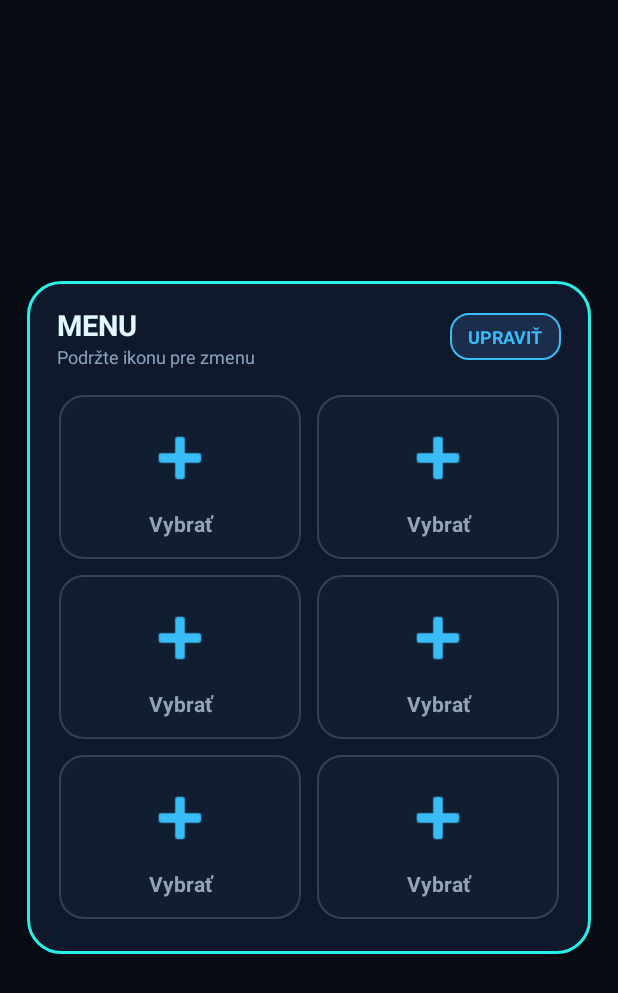
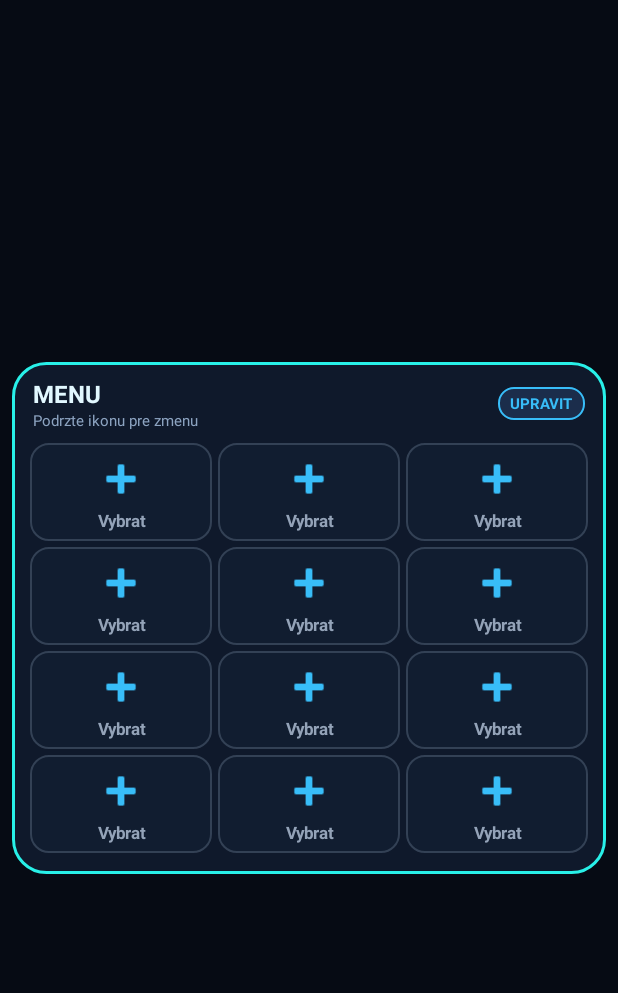
Before and after one commit to cva50000-svg/Menu_Android, an Android app: the screen it shows after launch (MainActivity), on a phone screen of 412 x 824 dp. Shown: the top 993 px of the screen. Run offline under Robolectric (Android 15) with nearby library versions, the phone set to English and light mode, and no system bars.

Commit message:
Add files via upload

```diff
--- a/app/src/main/java/sk/menu/launcher/MainActivity.java
+++ b/app/src/main/java/sk/menu/launcher/MainActivity.java
@@ -39,9 +39,9 @@ import java.util.Set;
 
 public class MainActivity extends Activity {
 
-private static final int SLOT_COUNT = 6;
+    private static final int SLOT_COUNT = 12;
     private static final String PREFS_NAME = "menu_launcher_prefs";
-private static final String KEY_INITIALIZED = "initialized_v1";
+    private static final String KEY_INITIALIZED = "initialized_v2";
     private static final String KEY_SLOT_PREFIX = "slot_pkg_";
 
     private SharedPreferences prefs;
@@ -75,12 +75,18 @@ private void initDefaultSlotsIfNeeded() {
         List<AppItem> installed = loadLaunchableApps();
 
         String[][] defaultQueries = new String[][]{
+                {"gmail", "gm"},
                 {"chrome"},
-            {"cg transit", "cgtransit", "cestovne poriadky"},
-            {"gmail", "gm"},
+                {"setting", "settings", "nastavenia"},
                 {"hodiny", "clock", "deskclock"},
                 {"kalend", "calendar"},
-            {"mapy", "maps", "fotoaparat", "camera"}
+                {"calculator", "kalkulacka"},
+                {"fotoaparat", "camera"},
+                {"galeria", "gallery", "photos"},
+                {"subory", "files", "manager"},
+                {"telefon", "phone", "dialer"},
+                {"spravy", "messages", "messaging"},
+                {"kontakty", "contacts"}
         };
 
         SharedPreferences.Editor editor = prefs.edit();
@@ -115,14 +121,14 @@ private View buildMainLayout() {
         LinearLayout root = new LinearLayout(this);
         root.setOrientation(LinearLayout.VERTICAL);
         root.setGravity(Gravity.CENTER);
-    root.setPadding(dp(18), dp(20), dp(18), dp(20));
+        root.setPadding(dp(8), dp(8), dp(8), dp(8));
 
         root.setBackgroundColor(Color.parseColor("#CC080E1A"));
         root.setOnClickListener(v -> finish());
 
         LinearLayout panel = new LinearLayout(this);
         panel.setOrientation(LinearLayout.VERTICAL);
-    panel.setPadding(dp(16), dp(16), dp(16), dp(18));
+        panel.setPadding(dp(10), dp(10), dp(10), dp(12));
         panel.setClickable(true);
 
         GradientDrawable panelBg = new GradientDrawable();
@@ -139,7 +145,7 @@ private View buildMainLayout() {
         LinearLayout header = new LinearLayout(this);
         header.setOrientation(LinearLayout.HORIZONTAL);
         header.setGravity(Gravity.CENTER_VERTICAL);
-    header.setPadding(dp(4), 0, dp(4), dp(12));
+        header.setPadding(dp(4), 0, dp(4), dp(6));
 
         LinearLayout titleBox = new LinearLayout(this);
         titleBox.setOrientation(LinearLayout.VERTICAL);
@@ -147,21 +153,21 @@ private View buildMainLayout() {
         TextView tvTitle = new TextView(this);
         tvTitle.setText("MENU");
         tvTitle.setTextColor(Color.parseColor("#E2F8FF"));
-    tvTitle.setTextSize(TypedValue.COMPLEX_UNIT_SP, 19);
+        tvTitle.setTextSize(TypedValue.COMPLEX_UNIT_SP, 16);
         tvTitle.setTypeface(Typeface.DEFAULT_BOLD);
 
         tvSubtitle = new TextView(this);
-    tvSubtitle.setText("Podržte ikonu pre zmenu");
+        tvSubtitle.setText("Podrzte ikonu pre zmenu");
         tvSubtitle.setTextColor(Color.parseColor("#8CA3C0"));
-    tvSubtitle.setTextSize(TypedValue.COMPLEX_UNIT_SP, 12);
+        tvSubtitle.setTextSize(TypedValue.COMPLEX_UNIT_SP, 10);
 
         titleBox.addView(tvTitle);
         titleBox.addView(tvSubtitle);
 
         btnEditMode = new TextView(this);
-    btnEditMode.setTextSize(TypedValue.COMPLEX_UNIT_SP, 12);
+        btnEditMode.setTextSize(TypedValue.COMPLEX_UNIT_SP, 10);
         btnEditMode.setTypeface(Typeface.DEFAULT_BOLD);
-    btnEditMode.setPadding(dp(12), dp(7), dp(12), dp(7));
+        btnEditMode.setPadding(dp(8), dp(4), dp(8), dp(4));
         btnEditMode.setOnClickListener(v -> toggleEditMode());
         styleEditButton(false);
 
@@ -170,8 +176,8 @@ private View buildMainLayout() {
         panel.addView(header);
 
         GridLayout grid = new GridLayout(this);
-    grid.setColumnCount(2);
-    grid.setRowCount(3);
+        grid.setColumnCount(3);
+        grid.setRowCount(4);
 
         for (int i = 0; i < SLOT_COUNT; i++) {
             final int slotIndex = i;
@@ -179,34 +185,34 @@ private View buildMainLayout() {
             LinearLayout card = new LinearLayout(this);
             card.setOrientation(LinearLayout.VERTICAL);
             card.setGravity(Gravity.CENTER);
-        card.setPadding(dp(10), dp(16), dp(10), dp(14));
+            card.setPadding(dp(4), dp(6), dp(4), dp(6));
 
             GridLayout.LayoutParams cardParams = new GridLayout.LayoutParams();
             cardParams.width = 0;
             cardParams.height = ViewGroup.LayoutParams.WRAP_CONTENT;
-        cardParams.columnSpec = GridLayout.spec(i % 2, 1f);
-        cardParams.rowSpec = GridLayout.spec(i / 2);
-        cardParams.setMargins(dp(5), dp(5), dp(5), dp(5));
+            cardParams.columnSpec = GridLayout.spec(i % 3, 1f);
+            cardParams.rowSpec = GridLayout.spec(i / 3);
+            cardParams.setMargins(dp(2), dp(2), dp(2), dp(2));
 
             ImageView iconView = new ImageView(this);
-        LinearLayout.LayoutParams iconParams = new LinearLayout.LayoutParams(dp(52), dp(52));
-        iconParams.bottomMargin = dp(8);
+            LinearLayout.LayoutParams iconParams = new LinearLayout.LayoutParams(dp(36), dp(36));
+            iconParams.bottomMargin = dp(2);
             iconView.setLayoutParams(iconParams);
 
             TextView nameView = new TextView(this);
             nameView.setTextColor(Color.parseColor("#F1F5F9"));
-        nameView.setTextSize(TypedValue.COMPLEX_UNIT_SP, 14);
+            nameView.setTextSize(TypedValue.COMPLEX_UNIT_SP, 11);
             nameView.setTypeface(Typeface.DEFAULT_BOLD);
             nameView.setGravity(Gravity.CENTER);
             nameView.setMaxLines(1);
             nameView.setEllipsize(TextUtils.TruncateAt.END);
 
             TextView badgeView = new TextView(this);
-        badgeView.setText("Zmeniť");
+            badgeView.setText("Zmenit");
             badgeView.setTextColor(Color.parseColor("#F59E0B"));
-        badgeView.setTextSize(TypedValue.COMPLEX_UNIT_SP, 11);
+            badgeView.setTextSize(TypedValue.COMPLEX_UNIT_SP, 9);
             badgeView.setTypeface(Typeface.DEFAULT_BOLD);
-        badgeView.setPadding(0, dp(3), 0, 0);
+            badgeView.setPadding(0, dp(1), 0, 0);
             badgeView.setVisibility(View.GONE);
 
             card.addView(iconView);
@@ -234,13 +240,13 @@ private View buildMainLayout() {
     private void toggleEditMode() {
         editMode = !editMode;
         styleEditButton(editMode);
-    tvSubtitle.setText(editMode ? "Ťuknite na pozíciu pre výber" : "Podržte ikonu pre zmenu");
+        tvSubtitle.setText(editMode ? "Tuknite na poziciu pre vyber" : "Podrzte ikonu pre zmenu");
         refreshSlotsUI();
     }
 
     private void styleEditButton(boolean active) {
         GradientDrawable bg = new GradientDrawable();
-    bg.setCornerRadius(dp(12));
+        bg.setCornerRadius(dp(10));
         if (active) {
             bg.setColor(Color.parseColor("#F59E0B"));
             btnEditMode.setText("HOTOVO");
@@ -248,7 +254,7 @@ private void styleEditButton(boolean active) {
         } else {
             bg.setColor(Color.parseColor("#1B2D4B"));
             bg.setStroke(dp(1), Color.parseColor("#38BDF8"));
-        btnEditMode.setText("UPRAVIŤ");
+            btnEditMode.setText("UPRAVIT");
             btnEditMode.setTextColor(Color.parseColor("#38BDF8"));
         }
         btnEditMode.setBackground(bg);
@@ -256,7 +262,7 @@ private void styleEditButton(boolean active) {
 
     private void styleCard(LinearLayout card, boolean isAssigned) {
         GradientDrawable cardBg = new GradientDrawable();
-    cardBg.setCornerRadius(dp(16));
+        cardBg.setCornerRadius(dp(12));
         if (editMode) {
             cardBg.setColor(Color.parseColor("#1D2B42"));
             cardBg.setStroke(dp(2), Color.parseColor("#F59E0B"));
@@ -290,7 +296,7 @@ private void refreshSlotsUI() {
             if (!assigned) {
                 slotIcons[i].setImageResource(android.R.drawable.ic_input_add);
                 slotIcons[i].setColorFilter(Color.parseColor("#38BDF8"));
-            slotTitles[i].setText("Vybrať");
+                slotTitles[i].setText("Vybrat");
                 slotTitles[i].setTextColor(Color.parseColor("#94A3B8"));
             } else {
                 slotIcons[i].clearColorFilter();
@@ -319,7 +325,7 @@ private void handleSlotClick(int slotIndex) {
             startActivity(launchIntent);
             finish();
         } else {
-        Toast.makeText(this, "Aplikáciu nemožno spustiť", Toast.LENGTH_SHORT).show();
+            Toast.makeText(this, "Aplikaciu nemožno spustit", Toast.LENGTH_SHORT).show();
             openAppPickerDialog(slotIndex);
         }
     }
@@ -333,22 +339,22 @@ private void openAppPickerDialog(int slotIndex) {
         dialogLayout.setPadding(dp(14), dp(10), dp(14), dp(6));
 
         EditText searchInput = new EditText(this);
-    searchInput.setHint("Hľadať...");
+        searchInput.setHint("Hladat...");
         searchInput.setSingleLine(true);
         dialogLayout.addView(searchInput);
 
         ListView listView = new ListView(this);
         LinearLayout.LayoutParams listParams = new LinearLayout.LayoutParams(
-            ViewGroup.LayoutParams.MATCH_PARENT, dp(340)
+                ViewGroup.LayoutParams.MATCH_PARENT, dp(300)
         );
         listParams.topMargin = dp(6);
         dialogLayout.addView(listView, listParams);
 
         AlertDialog dialog = new AlertDialog.Builder(this)
-            .setTitle("Pozícia " + (slotIndex + 1))
+                .setTitle("Pozicia " + (slotIndex + 1))
                 .setView(dialogLayout)
-            .setNegativeButton("Zrušiť", null)
-            .setNeutralButton("Vymazať", (d, which) -> {
+                .setNegativeButton("Zrusit", null)
+                .setNeutralButton("Vymazat", (d, which) -> {
                     prefs.edit().remove(KEY_SLOT_PREFIX + slotIndex).apply();
                     refreshSlotsUI();
                 })
@@ -368,13 +374,13 @@ private void openAppPickerDialog(int slotIndex) {
                     row.setPadding(dp(6), dp(8), dp(6), dp(8));
 
                     icon = new ImageView(MainActivity.this);
-                LinearLayout.LayoutParams ip = new LinearLayout.LayoutParams(dp(36), dp(36));
+                    LinearLayout.LayoutParams ip = new LinearLayout.LayoutParams(dp(32), dp(32));
                     ip.rightMargin = dp(10);
                     icon.setLayoutParams(ip);
                     icon.setId(android.R.id.icon);
 
                     text = new TextView(MainActivity.this);
-                text.setTextSize(TypedValue.COMPLEX_UNIT_SP, 15);
+                    text.setTextSize(TypedValue.COMPLEX_UNIT_SP, 14);
                     text.setId(android.R.id.text1);
 
                     row.addView(icon);
@@ -440,21 +446,16 @@ private List<AppItem> loadLaunchableApps() {
 
         for (ResolveInfo ri : resolveInfos) {
             String pkg = ri.activityInfo.packageName;
-        if (pkg.equals(myPackage) || seenPackages.contains(pkg)) {
-            continue;
+            if (pkg.equals(myPackage) /* || seenPackages.contains(pkg) */) {
+                // Poznamka: ak by ste chceli povolit duplicity, zakomentujte seenPackages, zatial ponechavame unikatnost
             }
+            if (seenPackages.contains(pkg)) continue;
             seenPackages.add(pkg);
             String label = ri.loadLabel(pm).toString();
             result.add(new AppItem(label, pkg, ri));
         }
 
-    Collections.sort(result, new Comparator<AppItem>() {
-        @Override
-        public int compare(AppItem a, AppItem b) {
-            return a.label.compareToIgnoreCase(b.label);
-        }
-    });
-
+        Collections.sort(result, (a, b) -> a.label.compareToIgnoreCase(b.label));
         return result;
     }
 
@@ -480,6 +481,4 @@ private static class AppItem {
             this.resolveInfo = resolveInfo;
         }
     }
-
-
 }
```
Lines whose indentation alone changed are shown as unchanged.
